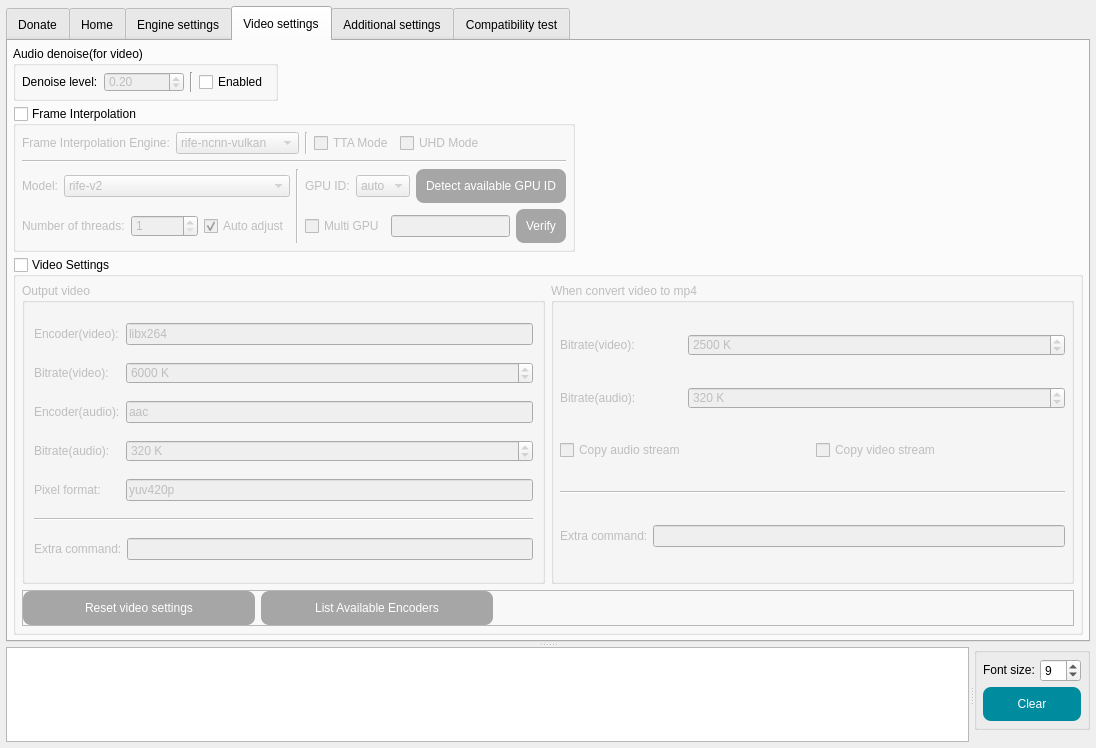
First picture: the form in SRC/Waifu2x-Extension-QT/mainwindow.ui, repository AaronFeng753/Waifu2x-Extension-GUI, before the edit.
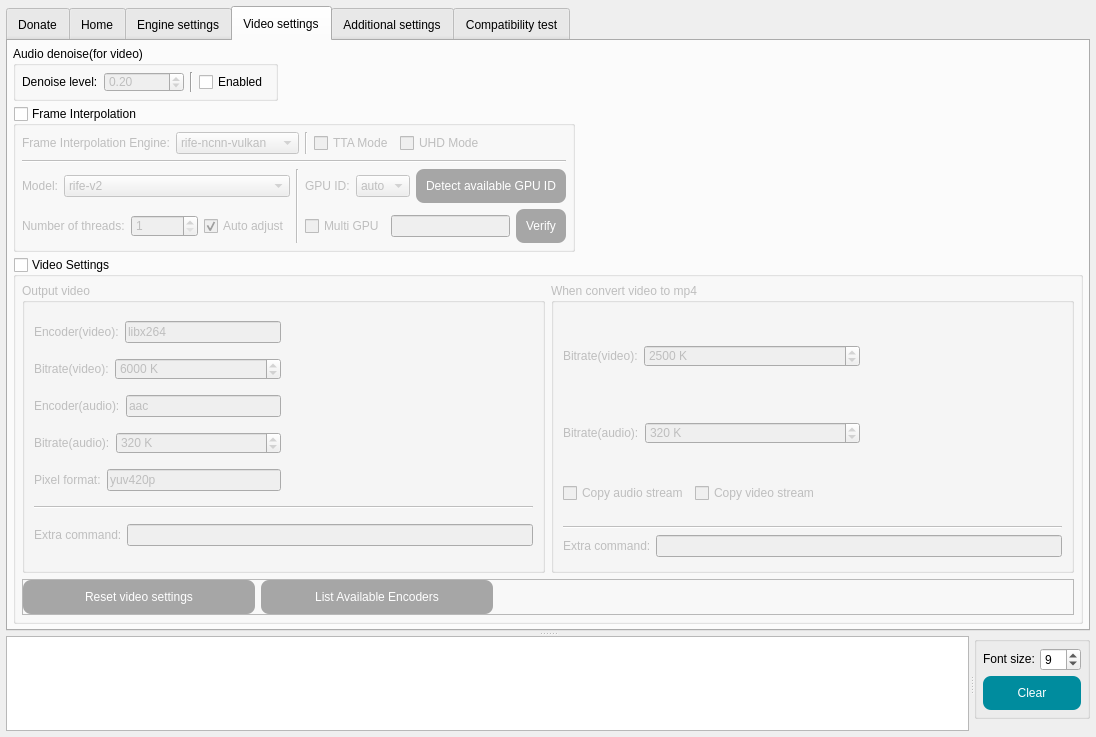
Second picture: the form after the edit. The open tabs and pages were chosen to show the change. Icons and pictures are not drawn.

Diff of the .ui file:
```diff
--- a/SRC/Waifu2x-Extension-QT/mainwindow.ui
+++ b/SRC/Waifu2x-Extension-QT/mainwindow.ui
@@ -7,7 +7,7 @@
     <x>0</x>
     <y>0</y>
     <width>1096</width>
-    <height>748</height>
+    <height>734</height>
    </rect>
   </property>
   <property name="sizePolicy">
@@ -7942,119 +7942,49 @@
                  <string>Output video</string>
                 </property>
                 <layout class="QGridLayout" name="gridLayout_51">
-                 <item row="4" column="1">
-                  <widget class="QLineEdit" name="lineEdit_pixformat">
-                   <property name="toolTip">
-                    <string>If you leave it empty, software will use auto settings.</string>
-                   </property>
-                   <property name="text">
-                    <string notr="true">yuv420p</string>
-                   </property>
-                  </widget>
-                 </item>
-                 <item row="1" column="0">
-                  <widget class="QLabel" name="label_27">
-                   <property name="text">
-                    <string>Bitrate(video):</string>
-                   </property>
-                  </widget>
-                 </item>
                  <item row="0" column="0">
+                  <layout class="QHBoxLayout" name="horizontalLayout_42">
+                   <item>
                   <widget class="QLabel" name="label_31">
+                     <property name="sizePolicy">
+                      <sizepolicy hsizetype="Fixed" vsizetype="Fixed">
+                       <horstretch>0</horstretch>
+                       <verstretch>0</verstretch>
+                      </sizepolicy>
+                     </property>
                    <property name="text">
                     <string>Encoder(video):</string>
                    </property>
                   </widget>
                  </item>
-                 <item row="3" column="0">
-                  <widget class="QLabel" name="label_29">
-                   <property name="text">
-                    <string>Bitrate(audio):</string>
-                   </property>
-                  </widget>
-                 </item>
-                 <item row="6" column="0" colspan="2">
-                  <widget class="QFrame" name="frame_9">
-                   <property name="sizePolicy">
-                    <sizepolicy hsizetype="Preferred" vsizetype="Fixed">
-                     <horstretch>0</horstretch>
-                     <verstretch>0</verstretch>
-                    </sizepolicy>
-                   </property>
-                   <property name="frameShape">
-                    <enum>QFrame::NoFrame</enum>
-                   </property>
-                   <property name="frameShadow">
-                    <enum>QFrame::Raised</enum>
-                   </property>
-                   <layout class="QGridLayout" name="gridLayout_12">
-                    <property name="leftMargin">
-                     <number>0</number>
-                    </property>
-                    <property name="topMargin">
-                     <number>0</number>
-                    </property>
-                    <property name="rightMargin">
-                     <number>0</number>
-                    </property>
-                    <property name="bottomMargin">
-                     <number>0</number>
-                    </property>
-                    <property name="spacing">
-                     <number>5</number>
-                    </property>
-                    <item row="0" column="0">
-                     <widget class="QLabel" name="label_42">
-                      <property name="sizePolicy">
-                       <sizepolicy hsizetype="Fixed" vsizetype="Fixed">
-                        <horstretch>0</horstretch>
-                        <verstretch>0</verstretch>
-                       </sizepolicy>
-                      </property>
-                      <property name="text">
-                       <string>Extra command:</string>
-                      </property>
-                     </widget>
-                    </item>
-                    <item row="0" column="1">
-                     <widget class="QLineEdit" name="lineEdit_ExCommand_output">
+                   <item>
+                    <widget class="QLineEdit" name="lineEdit_encoder_vid">
                       <property name="toolTip">
-                       <string>You can enter ffmpeg instructions here.</string>
+                      <string>If you leave it empty, software will use auto settings.</string>
                       </property>
                       <property name="text">
-                       <string notr="true"/>
-                      </property>
-                      <property name="clearButtonEnabled">
-                       <bool>true</bool>
+                      <string notr="true">libx264</string>
                       </property>
                      </widget>
                     </item>
                    </layout>
-                  </widget>
                  </item>
-                 <item row="3" column="1">
-                  <widget class="QSpinBox" name="spinBox_bitrate_audio">
-                   <property name="toolTip">
-                    <string>If you set it to 0, software will use auto settings.</string>
-                   </property>
-                   <property name="suffix">
-                    <string notr="true"> K</string>
-                   </property>
-                   <property name="minimum">
-                    <number>0</number>
-                   </property>
-                   <property name="maximum">
-                    <number>999999999</number>
-                   </property>
-                   <property name="singleStep">
-                    <number>10</number>
-                   </property>
-                   <property name="value">
-                    <number>320</number>
-                   </property>
-                  </widget>
-                 </item>
-                 <item row="1" column="1">
+                 <item row="1" column="0">
+                  <layout class="QHBoxLayout" name="horizontalLayout_43">
+                   <item>
+                    <widget class="QLabel" name="label_27">
+                     <property name="sizePolicy">
+                      <sizepolicy hsizetype="Fixed" vsizetype="Fixed">
+                       <horstretch>0</horstretch>
+                       <verstretch>0</verstretch>
+                      </sizepolicy>
+                     </property>
+                     <property name="text">
+                      <string>Bitrate(video):</string>
+                     </property>
+                    </widget>
+                   </item>
+                   <item>
                   <widget class="QSpinBox" name="spinBox_bitrate_vid">
                    <property name="toolTip">
                     <string>If you set it to 0, software will use auto settings.</string>
@@ -8076,21 +8006,24 @@
                    </property>
                   </widget>
                  </item>
+                  </layout>
+                 </item>
                  <item row="2" column="0">
+                  <layout class="QHBoxLayout" name="horizontalLayout_44">
+                   <item>
                   <widget class="QLabel" name="label_32">
+                     <property name="sizePolicy">
+                      <sizepolicy hsizetype="Fixed" vsizetype="Fixed">
+                       <horstretch>0</horstretch>
+                       <verstretch>0</verstretch>
+                      </sizepolicy>
+                     </property>
                    <property name="text">
                     <string>Encoder(audio):</string>
                    </property>
                   </widget>
                  </item>
-                 <item row="5" column="0" colspan="2">
-                  <widget class="Line" name="line_17">
-                   <property name="orientation">
-                    <enum>Qt::Horizontal</enum>
-                   </property>
-                  </widget>
-                 </item>
-                 <item row="2" column="1">
+                   <item>
                   <widget class="QLineEdit" name="lineEdit_encoder_audio">
                    <property name="toolTip">
                     <string>If you leave it empty, software will use auto settings.</string>
@@ -8100,21 +8033,151 @@
                    </property>
                   </widget>
                  </item>
+                  </layout>
+                 </item>
+                 <item row="3" column="0">
+                  <layout class="QHBoxLayout" name="horizontalLayout_45">
+                   <item>
+                    <widget class="QLabel" name="label_29">
+                     <property name="sizePolicy">
+                      <sizepolicy hsizetype="Fixed" vsizetype="Fixed">
+                       <horstretch>0</horstretch>
+                       <verstretch>0</verstretch>
+                      </sizepolicy>
+                     </property>
+                     <property name="text">
+                      <string>Bitrate(audio):</string>
+                     </property>
+                    </widget>
+                   </item>
+                   <item>
+                    <widget class="QSpinBox" name="spinBox_bitrate_audio">
+                     <property name="toolTip">
+                      <string>If you set it to 0, software will use auto settings.</string>
+                     </property>
+                     <property name="suffix">
+                      <string notr="true"> K</string>
+                     </property>
+                     <property name="minimum">
+                      <number>0</number>
+                     </property>
+                     <property name="maximum">
+                      <number>999999999</number>
+                     </property>
+                     <property name="singleStep">
+                      <number>10</number>
+                     </property>
+                     <property name="value">
+                      <number>320</number>
+                     </property>
+                    </widget>
+                   </item>
+                  </layout>
+                 </item>
                  <item row="4" column="0">
+                  <layout class="QHBoxLayout" name="horizontalLayout_46">
+                   <item>
                   <widget class="QLabel" name="label_33">
+                     <property name="sizePolicy">
+                      <sizepolicy hsizetype="Fixed" vsizetype="Fixed">
+                       <horstretch>0</horstretch>
+                       <verstretch>0</verstretch>
+                      </sizepolicy>
+                     </property>
                    <property name="text">
                     <string>Pixel format:</string>
                    </property>
                   </widget>
                  </item>
-                 <item row="0" column="1">
-                  <widget class="QLineEdit" name="lineEdit_encoder_vid">
+                   <item>
+                    <widget class="QLineEdit" name="lineEdit_pixformat">
                    <property name="toolTip">
                     <string>If you leave it empty, software will use auto settings.</string>
                    </property>
                    <property name="text">
-                    <string notr="true">libx264</string>
-                   </property>
+                      <string notr="true">yuv420p</string>
+                     </property>
+                    </widget>
+                   </item>
+                  </layout>
+                 </item>
+                 <item row="5" column="0" colspan="2">
+                  <widget class="Line" name="line_17">
+                   <property name="orientation">
+                    <enum>Qt::Horizontal</enum>
+                   </property>
+                  </widget>
+                 </item>
+                 <item row="0" column="1" rowspan="5">
+                  <spacer name="horizontalSpacer_10">
+                   <property name="orientation">
+                    <enum>Qt::Horizontal</enum>
+                   </property>
+                   <property name="sizeHint" stdset="0">
+                    <size>
+                     <width>40</width>
+                     <height>20</height>
+                    </size>
+                   </property>
+                  </spacer>
+                 </item>
+                 <item row="6" column="0" colspan="2">
+                  <widget class="QFrame" name="frame_9">
+                   <property name="sizePolicy">
+                    <sizepolicy hsizetype="Preferred" vsizetype="Fixed">
+                     <horstretch>0</horstretch>
+                     <verstretch>0</verstretch>
+                    </sizepolicy>
+                   </property>
+                   <property name="frameShape">
+                    <enum>QFrame::NoFrame</enum>
+                   </property>
+                   <property name="frameShadow">
+                    <enum>QFrame::Raised</enum>
+                   </property>
+                   <layout class="QGridLayout" name="gridLayout_12">
+                    <property name="leftMargin">
+                     <number>0</number>
+                    </property>
+                    <property name="topMargin">
+                     <number>0</number>
+                    </property>
+                    <property name="rightMargin">
+                     <number>0</number>
+                    </property>
+                    <property name="bottomMargin">
+                     <number>0</number>
+                    </property>
+                    <property name="spacing">
+                     <number>5</number>
+                    </property>
+                    <item row="0" column="0">
+                     <widget class="QLabel" name="label_42">
+                      <property name="sizePolicy">
+                       <sizepolicy hsizetype="Fixed" vsizetype="Fixed">
+                        <horstretch>0</horstretch>
+                        <verstretch>0</verstretch>
+                       </sizepolicy>
+                      </property>
+                      <property name="text">
+                       <string>Extra command:</string>
+                      </property>
+                     </widget>
+                    </item>
+                    <item row="0" column="1">
+                     <widget class="QLineEdit" name="lineEdit_ExCommand_output">
+                      <property name="toolTip">
+                       <string>You can enter ffmpeg instructions here.</string>
+                      </property>
+                      <property name="text">
+                       <string notr="true"/>
+                      </property>
+                      <property name="clearButtonEnabled">
+                       <bool>true</bool>
+                      </property>
+                     </widget>
+                    </item>
+                   </layout>
                   </widget>
                  </item>
                 </layout>
@@ -8129,50 +8192,10 @@
                  <string>When convert video to mp4</string>
                 </property>
                 <layout class="QGridLayout" name="gridLayout_33">
-                 <property name="leftMargin">
-                  <number>6</number>
-                 </property>
-                 <property name="topMargin">
-                  <number>6</number>
-                 </property>
-                 <property name="rightMargin">
-                  <number>6</number>
-                 </property>
-                 <property name="bottomMargin">
-                  <number>6</number>
-                 </property>
-                 <item row="6" column="0" colspan="4">
-                  <widget class="QFrame" name="frame_10">
-                   <property name="sizePolicy">
-                    <sizepolicy hsizetype="Preferred" vsizetype="Fixed">
-                     <horstretch>0</horstretch>
-                     <verstretch>0</verstretch>
-                    </sizepolicy>
-                   </property>
-                   <property name="frameShape">
-                    <enum>QFrame::NoFrame</enum>
-                   </property>
-                   <property name="frameShadow">
-                    <enum>QFrame::Raised</enum>
-                   </property>
-                   <layout class="QGridLayout" name="gridLayout_52">
-                    <property name="leftMargin">
-                     <number>0</number>
-                    </property>
-                    <property name="topMargin">
-                     <number>0</number>
-                    </property>
-                    <property name="rightMargin">
-                     <number>0</number>
-                    </property>
-                    <property name="bottomMargin">
-                     <number>0</number>
-                    </property>
-                    <property name="spacing">
-                     <number>5</number>
-                    </property>
                     <item row="0" column="0">
-                     <widget class="QLabel" name="label_45">
+                  <layout class="QHBoxLayout" name="horizontalLayout_40">
+                   <item>
+                    <widget class="QLabel" name="label_34">
                       <property name="sizePolicy">
                        <sizepolicy hsizetype="Fixed" vsizetype="Fixed">
                         <horstretch>0</horstretch>
@@ -8180,27 +8203,11 @@
                        </sizepolicy>
                       </property>
                       <property name="text">
-                       <string>Extra command:</string>
+                      <string>Bitrate(video):</string>
                       </property>
                      </widget>
                     </item>
-                    <item row="0" column="1">
-                     <widget class="QLineEdit" name="lineEdit_ExCommand_2mp4">
-                      <property name="toolTip">
-                       <string>You can enter ffmpeg instructions here.</string>
-                      </property>
-                      <property name="text">
-                       <string notr="true"/>
-                      </property>
-                      <property name="clearButtonEnabled">
-                       <bool>true</bool>
-                      </property>
-                     </widget>
-                    </item>
-                   </layout>
-                  </widget>
-                 </item>
-                 <item row="0" column="1" colspan="3">
+                   <item>
                   <widget class="QSpinBox" name="spinBox_bitrate_vid_2mp4">
                    <property name="toolTip">
                     <string>If you set it to 0, software will use auto settings.</string>
@@ -8222,14 +8229,24 @@
                    </property>
                   </widget>
                  </item>
-                 <item row="0" column="0">
-                  <widget class="QLabel" name="label_34">
+                  </layout>
+                 </item>
+                 <item row="1" column="0">
+                  <layout class="QHBoxLayout" name="horizontalLayout_41">
+                   <item>
+                    <widget class="QLabel" name="label_35">
+                     <property name="sizePolicy">
+                      <sizepolicy hsizetype="Fixed" vsizetype="Fixed">
+                       <horstretch>0</horstretch>
+                       <verstretch>0</verstretch>
+                      </sizepolicy>
+                     </property>
                    <property name="text">
-                    <string>Bitrate(video):</string>
+                      <string>Bitrate(audio):</string>
                    </property>
                   </widget>
                  </item>
-                 <item row="3" column="1" colspan="3">
+                   <item>
                   <widget class="QSpinBox" name="spinBox_bitrate_audio_2mp4">
                    <property name="toolTip">
                     <string>If you set it to 0, software will use auto settings.</string>
@@ -8251,8 +8268,37 @@
                    </property>
                   </widget>
                  </item>
-                 <item row="4" column="2" colspan="2">
+                  </layout>
+                 </item>
+                 <item row="2" column="0">
+                  <layout class="QHBoxLayout" name="horizontalLayout_39">
+                   <item>
+                    <widget class="QCheckBox" name="checkBox_acodec_copy_2mp4">
+                     <property name="sizePolicy">
+                      <sizepolicy hsizetype="Fixed" vsizetype="Fixed">
+                       <horstretch>0</horstretch>
+                       <verstretch>0</verstretch>
+                      </sizepolicy>
+                     </property>
+                     <property name="toolTip">
+                      <string>When this is enabled, ffmpeg will copy the audio part of
+the original video directly to the mp4, may cause error.
+
+Command: -acodec copy</string>
+                     </property>
+                     <property name="text">
+                      <string>Copy audio stream</string>
+                     </property>
+                    </widget>
+                   </item>
+                   <item>
                   <widget class="QCheckBox" name="checkBox_vcodec_copy_2mp4">
+                     <property name="sizePolicy">
+                      <sizepolicy hsizetype="Fixed" vsizetype="Fixed">
+                       <horstretch>0</horstretch>
+                       <verstretch>0</verstretch>
+                      </sizepolicy>
+                     </property>
                    <property name="toolTip">
                     <string>When this is enabled, ffmpeg will copy the video part of
 the original video directly to the mp4, may cause error.
@@ -8264,31 +8310,98 @@
                    </property>
                   </widget>
                  </item>
-                 <item row="3" column="0">
-                  <widget class="QLabel" name="label_35">
-                   <property name="text">
-                    <string>Bitrate(audio):</string>
-                   </property>
-                  </widget>
-                 </item>
-                 <item row="5" column="0" colspan="4">
+                   <item>
+                    <spacer name="horizontalSpacer_43">
+                     <property name="orientation">
+                      <enum>Qt::Horizontal</enum>
+                     </property>
+                     <property name="sizeHint" stdset="0">
+                      <size>
+                       <width>40</width>
+                       <height>20</height>
+                      </size>
+                     </property>
+                    </spacer>
+                   </item>
+                  </layout>
+                 </item>
+                 <item row="3" column="0" colspan="2">
                   <widget class="Line" name="line_18">
                    <property name="orientation">
                     <enum>Qt::Horizontal</enum>
                    </property>
                   </widget>
                  </item>
+                 <item row="0" column="1" rowspan="3">
+                  <spacer name="horizontalSpacer_27">
+                   <property name="orientation">
+                    <enum>Qt::Horizontal</enum>
+                   </property>
+                   <property name="sizeHint" stdset="0">
+                    <size>
+                     <width>130</width>
+                     <height>208</height>
+                    </size>
+                   </property>
+                  </spacer>
+                 </item>
                  <item row="4" column="0" colspan="2">
-                  <widget class="QCheckBox" name="checkBox_acodec_copy_2mp4">
+                  <widget class="QFrame" name="frame_10">
+                   <property name="sizePolicy">
+                    <sizepolicy hsizetype="Preferred" vsizetype="Fixed">
+                     <horstretch>0</horstretch>
+                     <verstretch>0</verstretch>
+                    </sizepolicy>
+                   </property>
+                   <property name="frameShape">
+                    <enum>QFrame::NoFrame</enum>
+                   </property>
+                   <property name="frameShadow">
+                    <enum>QFrame::Raised</enum>
+                   </property>
+                   <layout class="QGridLayout" name="gridLayout_52">
+                    <property name="leftMargin">
+                     <number>0</number>
+                    </property>
+                    <property name="topMargin">
+                     <number>0</number>
+                    </property>
+                    <property name="rightMargin">
+                     <number>0</number>
+                    </property>
+                    <property name="bottomMargin">
+                     <number>0</number>
+                    </property>
+                    <property name="spacing">
+                     <number>5</number>
+                    </property>
+                    <item row="0" column="0">
+                     <widget class="QLabel" name="label_45">
+                      <property name="sizePolicy">
+                       <sizepolicy hsizetype="Fixed" vsizetype="Fixed">
+                        <horstretch>0</horstretch>
+                        <verstretch>0</verstretch>
+                       </sizepolicy>
+                      </property>
+                      <property name="text">
+                       <string>Extra command:</string>
+                      </property>
+                     </widget>
+                    </item>
+                    <item row="0" column="1">
+                     <widget class="QLineEdit" name="lineEdit_ExCommand_2mp4">
                    <property name="toolTip">
-                    <string>When this is enabled, ffmpeg will copy the audio part of
-the original video directly to the mp4, may cause error.
-
-Command: -acodec copy</string>
+                       <string>You can enter ffmpeg instructions here.</string>
                    </property>
                    <property name="text">
-                    <string>Copy audio stream</string>
-                   </property>
+                       <string notr="true"/>
+                      </property>
+                      <property name="clearButtonEnabled">
+                       <bool>true</bool>
+                      </property>
+                     </widget>
+                    </item>
+                   </layout>
                   </widget>
                  </item>
                 </layout>
@@ -8473,22 +8586,71 @@
                 <string>Input file extensions</string>
                </property>
                <layout class="QGridLayout" name="gridLayout_10">
-                <property name="leftMargin">
-                 <number>6</number>
-                </property>
-                <property name="topMargin">
-                 <number>6</number>
-                </property>
-                <property name="rightMargin">
-                 <number>6</number>
-                </property>
-                <property name="bottomMargin">
-                 <number>6</number>
-                </property>
-                <item row="2" column="0">
+                <item row="0" column="0">
+                 <layout class="QHBoxLayout" name="horizontalLayout_47">
+                  <item>
+                   <widget class="QLabel" name="label_4">
+                    <property name="sizePolicy">
+                     <sizepolicy hsizetype="Fixed" vsizetype="Fixed">
+                      <horstretch>0</horstretch>
+                      <verstretch>0</verstretch>
+                     </sizepolicy>
+                    </property>
+                    <property name="maximumSize">
+                     <size>
+                      <width>50</width>
+                      <height>16777215</height>
+                     </size>
+                    </property>
+                    <property name="toolTip">
+                     <string>When you find that the file format you want to process cannot 
+be added to the file list, you can add the file extension yourself 
+in the additional settings.
+
+Each extension needs to be separated by &quot;:&quot;
+
+(There is no guarantee that the file format you add will 
+be processed successfully)</string>
+                    </property>
+                    <property name="text">
+                     <string>Image:</string>
+                    </property>
+                   </widget>
+                  </item>
+                  <item>
+                   <widget class="QLineEdit" name="Ext_image">
+                    <property name="minimumSize">
+                     <size>
+                      <width>300</width>
+                      <height>0</height>
+                     </size>
+                    </property>
+                    <property name="acceptDrops">
+                     <bool>false</bool>
+                    </property>
+                    <property name="toolTip">
+                     <string>When you find that the file format you want to process cannot 
+be added to the file list, you can add the file extension yourself 
+in the additional settings.
+
+Each extension needs to be separated by &quot;:&quot;
+
+(There is no guarantee that the file format you add will 
+be processed successfully)</string>
+                    </property>
+                    <property name="text">
+                     <string notr="true">png:jpg:jpeg:tif:tiff:bmp</string>
+                    </property>
+                   </widget>
+                  </item>
+                 </layout>
+                </item>
+                <item row="1" column="0">
+                 <layout class="QHBoxLayout" name="horizontalLayout_48">
+                  <item>
                  <widget class="QLabel" name="label_5">
                   <property name="sizePolicy">
-                   <sizepolicy hsizetype="Fixed" vsizetype="Preferred">
+                     <sizepolicy hsizetype="Fixed" vsizetype="Fixed">
                     <horstretch>0</horstretch>
                     <verstretch>0</verstretch>
                    </sizepolicy>
@@ -8514,7 +8676,7 @@
                   </property>
                  </widget>
                 </item>
-                <item row="2" column="1" colspan="4">
+                  <item>
                  <widget class="QLineEdit" name="Ext_video">
                   <property name="minimumSize">
                    <size>
@@ -8540,7 +8702,9 @@
                   </property>
                  </widget>
                 </item>
-                <item row="4" column="0" colspan="5">
+                 </layout>
+                </item>
+                <item row="2" column="0">
                  <layout class="QHBoxLayout" name="horizontalLayout_35">
                   <item>
                    <widget class="QCheckBox" name="checkBox_PreProcessImage">
@@ -8586,7 +8750,7 @@
                   </item>
                  </layout>
                 </item>
-                <item row="5" column="0" colspan="5">
+                <item row="3" column="0">
                  <widget class="QCheckBox" name="checkBox_AlwaysPreProcessAlphaPNG">
                   <property name="sizePolicy">
                    <sizepolicy hsizetype="Preferred" vsizetype="Fixed">
@@ -8610,61 +8774,6 @@
                   </property>
                  </widget>
                 </item>
-                <item row="1" column="0">
-                 <widget class="QLabel" name="label_4">
-                  <property name="sizePolicy">
-                   <sizepolicy hsizetype="Fixed" vsizetype="Preferred">
-                    <horstretch>0</horstretch>
-                    <verstretch>0</verstretch>
-                   </sizepolicy>
-                  </property>
-                  <property name="maximumSize">
-                   <size>
-                    <width>50</width>
-                    <height>16777215</height>
-                   </size>
-                  </property>
-                  <property name="toolTip">
-                   <string>When you find that the file format you want to process cannot 
-be added to the file list, you can add the file extension yourself 
-in the additional settings.
-
-Each extension needs to be separated by &quot;:&quot;
-
-(There is no guarantee that the file format you add will 
-be processed successfully)</string>
-                  </property>
-                  <property name="text">
-                   <string>Image:</string>
-                  </property>
-                 </widget>
-                </item>
-                <item row="1" column="1" colspan="4">
-                 <widget class="QLineEdit" name="Ext_image">
-                  <property name="minimumSize">
-                   <size>
-                    <width>300</width>
-                    <height>0</height>
-                   </size>
-                  </property>
-                  <property name="acceptDrops">
-                   <bool>false</bool>
-                  </property>
-                  <property name="toolTip">
-                   <string>When you find that the file format you want to process cannot 
-be added to the file list, you can add the file extension yourself 
-in the additional settings.
-
-Each extension needs to be separated by &quot;:&quot;
-
-(There is no guarantee that the file format you add will 
-be processed successfully)</string>
-                  </property>
-                  <property name="text">
-                   <string notr="true">png:jpg:jpeg:tif:tiff:bmp</string>
-                  </property>
-                 </widget>
-                </item>
                </layout>
               </widget>
              </item>
```
Lines whose indentation alone changed are shown as unchanged.
